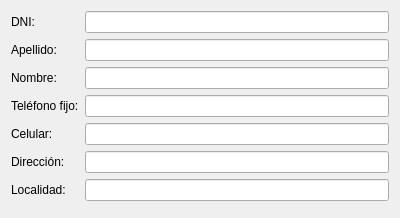
Qt form src/ui/huesped.ui (leosmolas/conotels) before a commit.
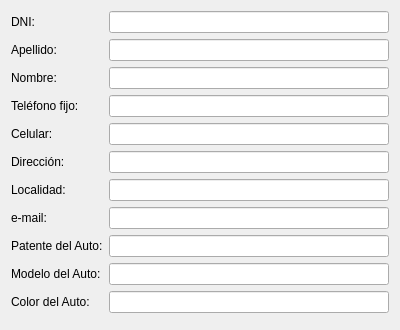
The same form after that commit.

Commit message: comenzando a implementar lo de agregar columnas a huesped con email y auto

```diff
--- a/src/ui/huesped.ui
+++ b/src/ui/huesped.ui
@@ -7,7 +7,7 @@
     <x>0</x>
     <y>0</y>
     <width>400</width>
-    <height>202</height>
+    <height>306</height>
    </rect>
   </property>
   <property name="windowTitle">
@@ -99,6 +99,46 @@
      <item row="6" column="1">
       <widget class="QLineEdit" name="localidadLine"/>
      </item>
+     <item row="7" column="0">
+      <widget class="QLabel" name="label_8">
+       <property name="text">
+        <string>e-mail:</string>
+       </property>
+      </widget>
+     </item>
+     <item row="8" column="0">
+      <widget class="QLabel" name="label_9">
+       <property name="text">
+        <string>Patente del Auto:</string>
+       </property>
+      </widget>
+     </item>
+     <item row="9" column="0">
+      <widget class="QLabel" name="label_10">
+       <property name="text">
+        <string>Modelo del Auto:</string>
+       </property>
+      </widget>
+     </item>
+     <item row="10" column="0">
+      <widget class="QLabel" name="label_11">
+       <property name="text">
+        <string>Color del Auto:</string>
+       </property>
+      </widget>
+     </item>
+     <item row="7" column="1">
+      <widget class="QLineEdit" name="emailLine"/>
+     </item>
+     <item row="8" column="1">
+      <widget class="QLineEdit" name="patenteLine"/>
+     </item>
+     <item row="9" column="1">
+      <widget class="QLineEdit" name="modeloLine"/>
+     </item>
+     <item row="10" column="1">
+      <widget class="QLineEdit" name="colorLine"/>
+     </item>
     </layout>
    </item>
   </layout>
```
The commit also changes 3 other files.
